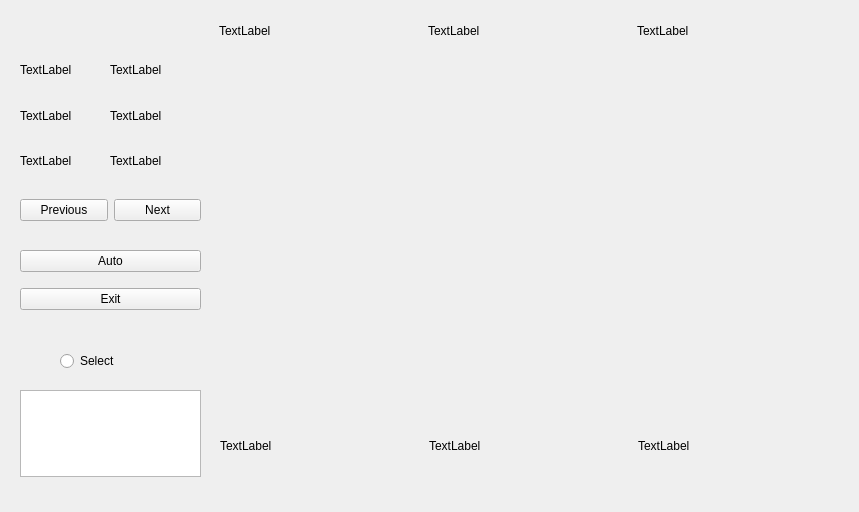
Old version of the form form.ui in the repository combofish/image-diff-viewer.
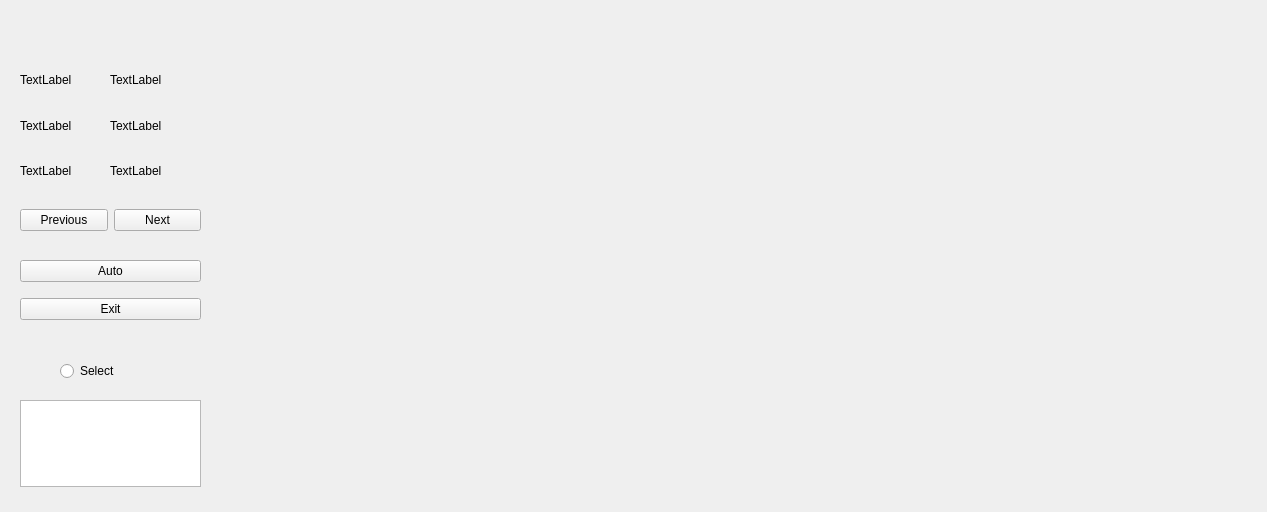
New version of the form.

```diff
--- a/form.ui
+++ b/form.ui
@@ -6,7 +6,7 @@
    <rect>
     <x>0</x>
     <y>0</y>
-    <width>859</width>
+    <width>1267</width>
     <height>512</height>
    </rect>
   </property>
@@ -17,7 +17,7 @@
    <property name="geometry">
     <rect>
      <x>20</x>
-     <y>240</y>
+     <y>250</y>
      <width>181</width>
      <height>81</height>
     </rect>
@@ -43,7 +43,7 @@
    <property name="geometry">
     <rect>
      <x>20</x>
-     <y>190</y>
+     <y>200</y>
      <width>181</width>
      <height>41</height>
     </rect>
@@ -69,7 +69,7 @@
    <property name="geometry">
     <rect>
      <x>20</x>
-     <y>50</y>
+     <y>60</y>
      <width>81</width>
      <height>131</height>
     </rect>
@@ -102,7 +102,7 @@
    <property name="geometry">
     <rect>
      <x>110</x>
-     <y>50</y>
+     <y>60</y>
      <width>91</width>
      <height>131</height>
     </rect>
@@ -135,87 +135,18 @@
    <property name="geometry">
     <rect>
      <x>219</x>
-     <y>59</y>
-     <width>621</width>
+     <y>69</y>
+     <width>1031</width>
      <height>351</height>
     </rect>
    </property>
    <layout class="QGridLayout" name="gridLayout"/>
   </widget>
-  <widget class="QWidget" name="horizontalLayoutWidget">
-   <property name="geometry">
-    <rect>
-     <x>220</x>
-     <y>420</y>
-     <width>621</width>
-     <height>51</height>
-    </rect>
-   </property>
-   <layout class="QHBoxLayout" name="horizontalLayout">
-    <item>
-     <widget class="QLabel" name="label_9">
-      <property name="text">
-       <string>TextLabel</string>
-      </property>
-      <property name="alignment">
-       <set>Qt::AlignLeading|Qt::AlignLeft|Qt::AlignVCenter</set>
-      </property>
-     </widget>
-    </item>
-    <item>
-     <widget class="QLabel" name="label_10">
-      <property name="text">
-       <string>TextLabel</string>
-      </property>
-     </widget>
-    </item>
-    <item>
-     <widget class="QLabel" name="label_11">
-      <property name="text">
-       <string>TextLabel</string>
-      </property>
-     </widget>
-    </item>
-   </layout>
-  </widget>
-  <widget class="QWidget" name="horizontalLayoutWidget_3">
-   <property name="geometry">
-    <rect>
-     <x>219</x>
-     <y>10</y>
-     <width>621</width>
-     <height>41</height>
-    </rect>
-   </property>
-   <layout class="QHBoxLayout" name="horizontalLayout_3">
-    <item>
-     <widget class="QLabel" name="label">
-      <property name="text">
-       <string>TextLabel</string>
-      </property>
-     </widget>
-    </item>
-    <item>
-     <widget class="QLabel" name="label_7">
-      <property name="text">
-       <string>TextLabel</string>
-      </property>
-     </widget>
-    </item>
-    <item>
-     <widget class="QLabel" name="label_8">
-      <property name="text">
-       <string>TextLabel</string>
-      </property>
-     </widget>
-    </item>
-   </layout>
-  </widget>
   <widget class="QRadioButton" name="radioButton">
    <property name="geometry">
     <rect>
      <x>60</x>
-     <y>350</y>
+     <y>360</y>
      <width>105</width>
      <height>22</height>
     </rect>
@@ -228,12 +159,34 @@
    <property name="geometry">
     <rect>
      <x>20</x>
-     <y>390</y>
+     <y>400</y>
      <width>181</width>
      <height>87</height>
     </rect>
    </property>
   </widget>
+  <widget class="QWidget" name="gridLayoutWidget_2">
+   <property name="geometry">
+    <rect>
+     <x>220</x>
+     <y>10</y>
+     <width>1031</width>
+     <height>51</height>
+    </rect>
+   </property>
+   <layout class="QGridLayout" name="gridLayout_2"/>
+  </widget>
+  <widget class="QWidget" name="gridLayoutWidget_3">
+   <property name="geometry">
+    <rect>
+     <x>220</x>
+     <y>430</y>
+     <width>1031</width>
+     <height>51</height>
+    </rect>
+   </property>
+   <layout class="QGridLayout" name="gridLayout_3"/>
+  </widget>
  </widget>
  <resources/>
  <connections/>
```
